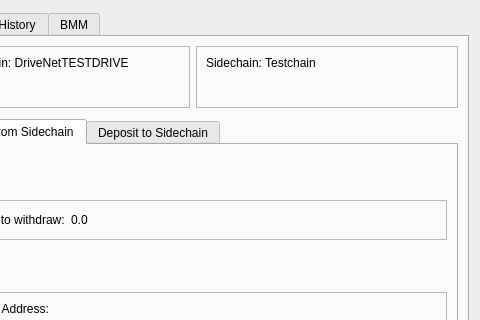
First picture: the form in src/qt/forms/sidechainpage.ui, repository skydogenet/sidechains, before the edit; both pictures show x 94 to 574 and y 0 to 320 of the 574 by 510 pixel window.
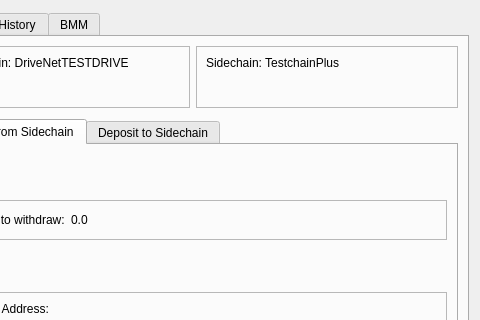
Second picture: the form after the edit. Icons and pictures are not drawn. Custom widgets are drawn as their Qt base class.

```diff
--- a/src/qt/forms/sidechainpage.ui
+++ b/src/qt/forms/sidechainpage.ui
@@ -364,7 +364,7 @@
           <item row="0" column="0">
            <widget class="QLabel" name="label_2">
             <property name="text">
-             <string>Sidechain: Testchain</string>
+             <string>Sidechain: TestchainPlus</string>
             </property>
            </widget>
           </item>
```
